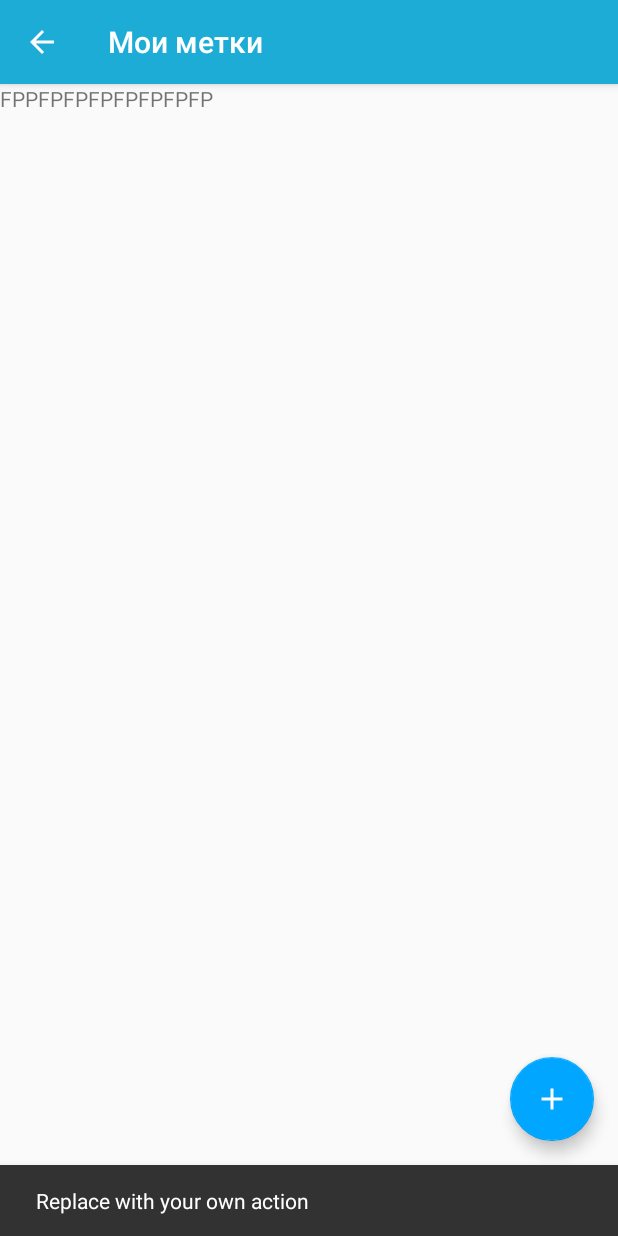
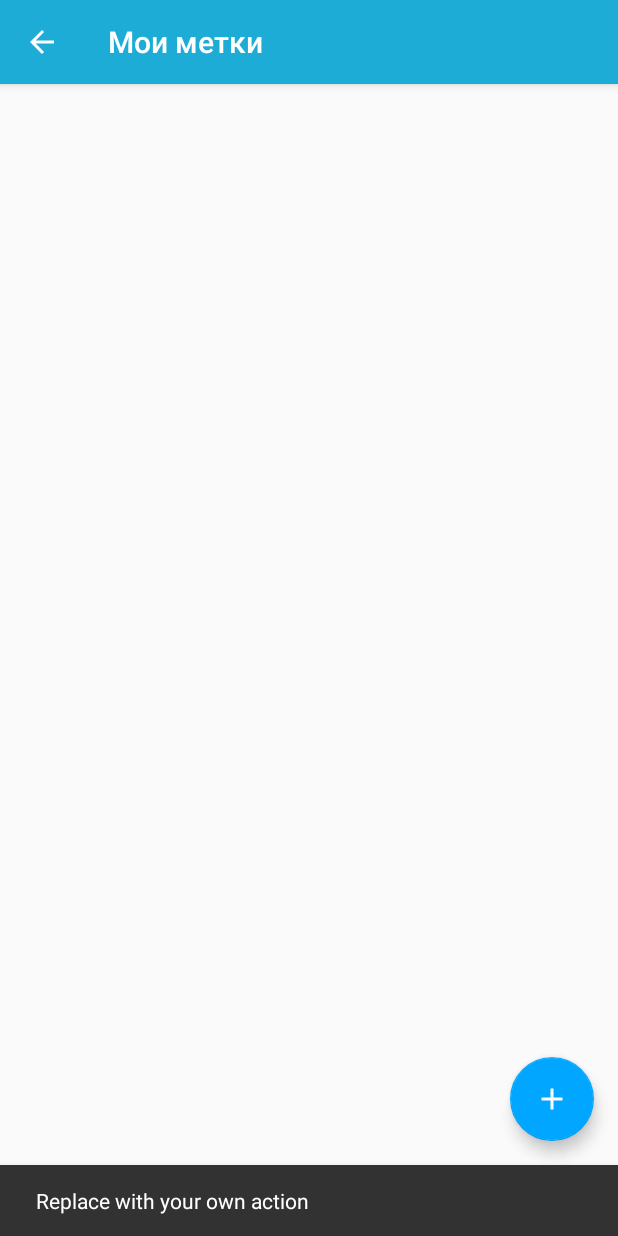
Before and after one commit to alaroma/TPPO, an Android app: the Main2Activity screen opened directly, with no data from a screen before it, after a tap on an icon or button, on a phone screen of 412 x 824 dp. Run offline under Robolectric (Android 15) with nearby library versions, the phone set to English and light mode, and no system bars.

Commit message:
few changes

```diff
--- a/app/src/main/res/layout/activity_main2.xml
+++ b/app/src/main/res/layout/activity_main2.xml
@@ -24,10 +24,4 @@
         android:layout_margin="@dimen/fab_margin"
         app:srcCompat="@drawable/ic_add_black_24dp" />
 
-    <TextView
-        android:id="@+id/textView2"
-        android:layout_width="match_parent"
-        android:layout_height="60dp"
-        android:text="FPPFPFPFPFPFPFPFP" />
-
 </android.support.design.widget.CoordinatorLayout>
```
